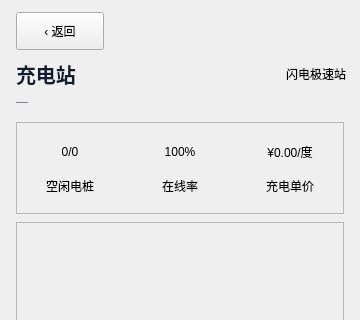
Before: the Qt Designer form client/mainwindow.ui in justinwills/ChargingPlatform, drawn with Qt 5; both pictures show x 0 to 360 and y 0 to 320 of the 360 by 612 pixel window.
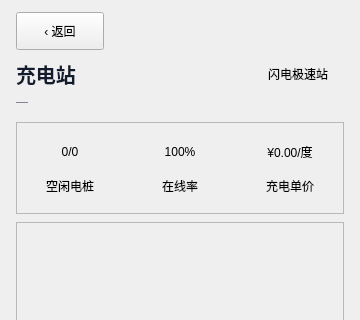
After: the same form once the commit is applied. The open tabs and pages were chosen to show the change. Custom widgets are drawn as their Qt base class.

Patch:
```diff
--- a/client/mainwindow.ui
+++ b/client/mainwindow.ui
@@ -781,17 +781,17 @@
      <widget class="QLabel" name="labelSDBadge">
       <property name="geometry">
        <rect>
-        <x>230</x>
-        <y>64</y>
-        <width>116</width>
-        <height>20</height>
+        <x>252</x>
+        <y>62</y>
+        <width>92</width>
+        <height>24</height>
        </rect>
       </property>
       <property name="text">
        <string>闪电极速站</string>
       </property>
       <property name="alignment">
-       <set>Qt::AlignRight|Qt::AlignVCenter</set>
+       <set>Qt::AlignCenter</set>
       </property>
      </widget>
      <widget class="QLabel" name="labelSDAddress">
```
Left out of the diff: 2 changed lines with no effect on the pictures.
